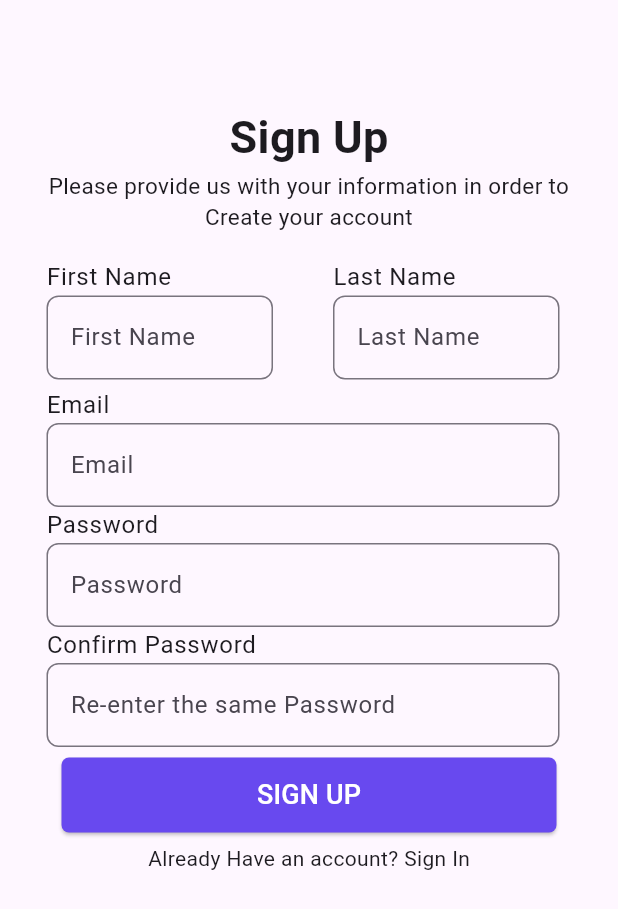
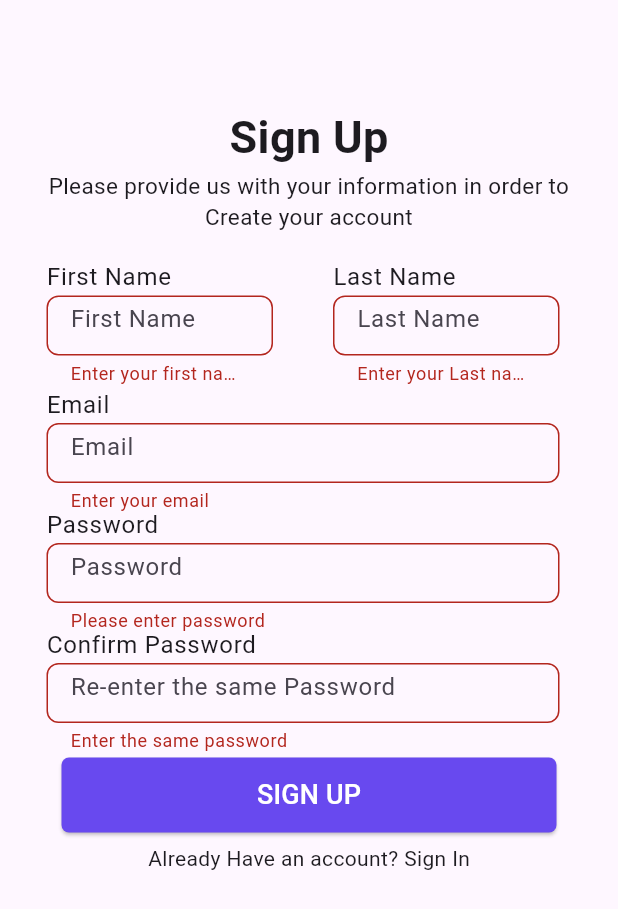
Before and after one commit to raneemn/learn_ease, a Flutter app: the signUp screen opened by its route, on a phone screen of 412 x 824 dp. Shown: the top 909 px of the screen. Run offline on Flutter 3.47's test engine with Material 3 defaults, Android fonts, the phone set to English and light mode, and no system bars; our stand-ins replace email_validator.

Commit message:
task10-part1
add all validators for all fields in sign up screen

```diff
--- a/lib/screens/sign_up.dart
+++ b/lib/screens/sign_up.dart
@@ -1,8 +1,12 @@
+
 import 'package:flutter/material.dart';
 import 'package:learn_ease/packages/loginAndReg.dart';
+import 'package:learn_ease/screens/sign_in.dart';
+import 'package:email_validator/email_validator.dart';
 
 class signUp extends StatefulWidget {
   const signUp({super.key});
+  static const routeName = '/sign up';
 
   @override
   State<signUp> createState() => _signUpState();
@@ -13,20 +17,31 @@ class _signUpState extends State<signUp> {
   String? _email;
   String? _fName;
   String? _lName;
-  String? _password;
-  String? _confirmPassword;
+  final TextEditingController _password = TextEditingController();
+  final TextEditingController? _confirmPassword = TextEditingController();
   Map _userData = {};
   List<Map> allUsers = [];
+
+  String? validatePassword(String value) {
+    RegExp regex =
+        RegExp(r'^(?=.*?[A-Z])(?=.*?[a-z])(?=.*?[0-9])(?=.*?[!@#\$&*~]).{8,}$');
+    if (!regex.hasMatch(value)) {
+      return 'Enter valid password';
+    }
+    return null;
+  }
+
+  String email = 'fredrik.eilertsen@gail.com';
 
   @override
   Widget build(BuildContext context) {
     return Scaffold(
       body: Center(
         child: Container(
-          margin: EdgeInsets.only(top: 70, left: 15, right: 15),
+          margin: const EdgeInsets.only(top: 70, left: 15, right: 15),
           child: Column(
             children: [
-              Column(
+              const Column(
                 children: [
                   Text(
                     'Sign Up',
@@ -39,11 +54,11 @@ class _signUpState extends State<signUp> {
                   ),
                 ],
               ),
-              SizedBox(
+              const SizedBox(
                 height: 10,
               ),
               Form(
-                autovalidateMode: AutovalidateMode.onUserInteraction,
+                autovalidateMode: AutovalidateMode.always,
                 key: _key,
                 child: Column(
                   children: [
@@ -56,7 +71,7 @@ class _signUpState extends State<signUp> {
                             child: ListTile(
                               title: Text('First Name'),
                               subtitle: TextFormField(
-                                decoration: InputDecoration(
+                                decoration: const InputDecoration(
                                   border: OutlineInputBorder(
                                     borderRadius:
                                         BorderRadius.all(Radius.circular(8)),
@@ -66,6 +81,8 @@ class _signUpState extends State<signUp> {
                                 validator: (value) {
                                   if (value!.isEmpty) {
                                     return 'Enter your first name';
+                                  } else if (value.length <= 2) {
+                                    return 'Too short, must be 3-characters at least';
                                   }
                                   return null;
                                 },
@@ -78,9 +95,9 @@ class _signUpState extends State<signUp> {
                           Expanded(
                             flex: 1,
                             child: ListTile(
-                              title: Text('Last Name'),
+                              title: const Text('Last Name'),
                               subtitle: TextFormField(
-                                decoration: InputDecoration(
+                                decoration: const InputDecoration(
                                   border: OutlineInputBorder(
                                     borderRadius:
                                         BorderRadius.all(Radius.circular(8)),
@@ -90,6 +107,8 @@ class _signUpState extends State<signUp> {
                                 validator: (value) {
                                   if (value!.isEmpty) {
                                     return 'Enter your Last name';
+                                  } else if (value.length <= 2) {
+                                    return 'Too short, must be 3-characters at least';
                                   }
                                   return null;
                                 },
@@ -103,12 +122,13 @@ class _signUpState extends State<signUp> {
                       ),
                     ),
                     Container(
-                      margin: EdgeInsets.only(top: 25),
+                      margin: const EdgeInsets.only(top: 25),
                       height: 60,
                       child: ListTile(
-                        title: Text('Email'),
+                        title: const Text('Email'),
                         subtitle: TextFormField(
-                          decoration: InputDecoration(
+                          keyboardType: TextInputType.emailAddress,
+                          decoration: const InputDecoration(
                             border: OutlineInputBorder(
                               borderRadius:
                                   BorderRadius.all(Radius.circular(8)),
@@ -118,8 +138,7 @@ class _signUpState extends State<signUp> {
                           validator: (value) {
                             if (value!.isEmpty) {
                               return 'Enter your email';
-                            } else if (!value.contains("@") ||
-                                !value.contains(".")) {
+                            } else if (!EmailValidator.validate(value!)) {
                               return 'please enter valid email';
                             }
 
@@ -133,52 +152,52 @@ class _signUpState extends State<signUp> {
                     ),
                     Container(
                       height: 60,
-                      margin: EdgeInsets.only(top: 20),
+                      margin: const EdgeInsets.only(top: 20),
                       child: ListTile(
-                        title: Text('Password'),
+                        title: const Text('Password'),
                         subtitle: TextFormField(
                           obscureText: true,
-                          decoration: InputDecoration(
+                          decoration: const InputDecoration(
                             border: OutlineInputBorder(
                               borderRadius:
                                   BorderRadius.all(Radius.circular(8)),
                             ),
                             hintText: 'Password',
                           ),
+                          controller: _password,
                           validator: (value) {
                             if (value!.isEmpty) {
-                              return 'Enter your password';
+                              return 'Please enter password';
+                            } else if (validatePassword(value) != null) {
+                              return 'password must contains at least(8-character,Upper+Lower case,number,symbol)';
                             }
                             return null;
-                          },
-                          onSaved: (value) {
-                            _password = value!;
                           },
                         ),
                       ),
                     ),
                     Container(
                       height: 60,
-                      margin: EdgeInsets.only(top: 20),
+                      margin: const EdgeInsets.only(top: 20),
                       child: ListTile(
-                        title: Text('Confirm Password'),
+                        title: const Text('Confirm Password'),
                         subtitle: TextFormField(
                           obscureText: true,
-                          decoration: InputDecoration(
+                          decoration: const InputDecoration(
                             border: OutlineInputBorder(
                               borderRadius:
                                   BorderRadius.all(Radius.circular(8)),
                             ),
                             hintText: 'Re-enter the same Password',
                           ),
+                          controller: _confirmPassword,
                           validator: (value) {
                             if (value!.isEmpty) {
                               return 'Enter the same password';
+                            } else if (value != _password!.text) {
+                              return 'password not match';
                             }
                             return null;
-                          },
-                          onSaved: (value) {
-                            _confirmPassword = value!;
                           },
                         ),
                       ),
@@ -195,25 +214,25 @@ class _signUpState extends State<signUp> {
                                 'First name': _fName,
                                 'Last name': _lName,
                                 'email': _email,
-                                'password': _password,
-                                'confirm password': _confirmPassword,
+                                'password': _password!.text,
                               };
                               allUsers.add(_userData);
-                              Navigator.pushNamed(context, 'sign in',
+                              Navigator.pushNamed(context, signIn.routeName,
                                   arguments: UserClass(allUsers));
                             } else {
                               print('Sign up failed');
+
                             }
                           },
                           style: ButtonStyle(
-                            backgroundColor: MaterialStatePropertyAll(
-                                const Color.fromRGBO(104, 73, 239, 1)),
+                            backgroundColor: const MaterialStatePropertyAll(
+                                Color.fromRGBO(104, 73, 239, 1)),
                             shape: MaterialStatePropertyAll(
                               RoundedRectangleBorder(
                                   borderRadius: BorderRadius.circular(5)),
                             ),
                           ),
-                          child: Text(
+                          child: const Text(
                             'SIGN UP',
                             style: TextStyle(
                               fontSize: 18,
@@ -223,9 +242,9 @@ class _signUpState extends State<signUp> {
                     ),
                     GestureDetector(
                         onTap: () {
-                          Navigator.pushNamed(context, 'sign in');
+                          Navigator.pushNamed(context, signIn.routeName);
                         },
-                        child: Text('Already Have an account? Sign In')),
+                        child: const Text('Already Have an account? Sign In')),
                   ],
                 ),
               ),
--- a/pubspec.yaml
+++ b/pubspec.yaml
@@ -28,6 +28,7 @@ environment:
 # the latest version available on pub.dev. To see which dependencies have newer
 # versions available, run `flutter pub outdated`.
 dependencies:
+
   flutter:
     sdk: flutter
 
@@ -35,6 +36,7 @@ dependencies:
   # The following adds the Cupertino Icons font to your application.
   # Use with the CupertinoIcons class for iOS style icons.
   cupertino_icons: ^1.0.2
+  email_validator: '^2.1.16'
 
 dev_dependencies:
   flutter_test:
```
Also changed, not shown: lib/main.dart (+18 -27 lines), lib/screens/page1.dart (+5 -2 lines), lib/screens/sign_in.dart (+13 -14 lines), pubspec.lock.
